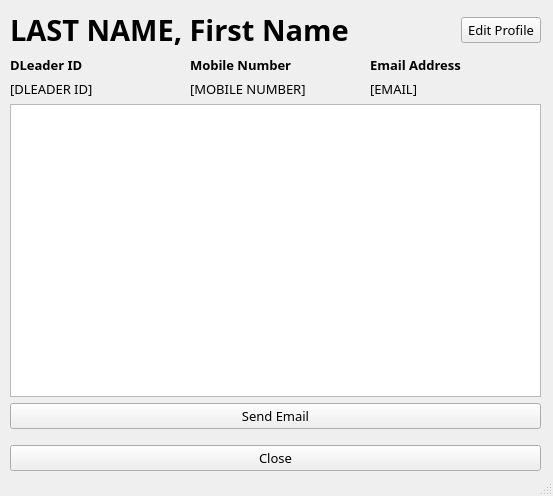
The window that ui/managerDLeaderProfile.ui (nikeyys/comsci-ia) describes before a commit, drawn with Qt 5.
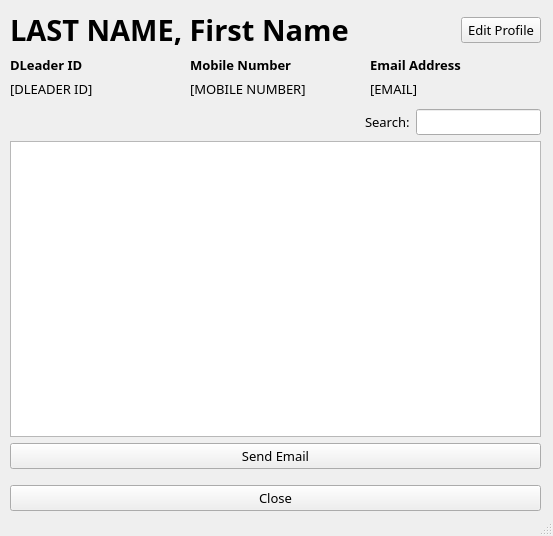
The same window after the commit.

Commit message: updated dleader profiles to list assigned members

```diff
--- a/ui/managerDLeaderProfile.ui
+++ b/ui/managerDLeaderProfile.ui
@@ -7,7 +7,7 @@
     <x>0</x>
     <y>0</y>
     <width>553</width>
-    <height>496</height>
+    <height>536</height>
    </rect>
   </property>
   <property name="font">
@@ -26,7 +26,7 @@
       <x>10</x>
       <y>10</y>
       <width>531</width>
-      <height>461</height>
+      <height>501</height>
      </rect>
     </property>
     <layout class="QVBoxLayout" name="verticalLayout">
@@ -207,6 +207,56 @@
        </item>
       </layout>
      </item>
+     <item>
+      <spacer name="verticalSpacer_2">
+       <property name="orientation">
+        <enum>Qt::Vertical</enum>
+       </property>
+       <property name="sizeType">
+        <enum>QSizePolicy::Preferred</enum>
+       </property>
+       <property name="sizeHint" stdset="0">
+        <size>
+         <width>20</width>
+         <height>5</height>
+        </size>
+       </property>
+      </spacer>
+     </item>
+     <item>
+      <layout class="QHBoxLayout" name="horizontalLayout_2">
+       <item>
+        <spacer name="horizontalSpacer_4">
+         <property name="orientation">
+          <enum>Qt::Horizontal</enum>
+         </property>
+         <property name="sizeHint" stdset="0">
+          <size>
+           <width>40</width>
+           <height>20</height>
+          </size>
+         </property>
+        </spacer>
+       </item>
+       <item>
+        <widget class="QLabel" name="label">
+         <property name="text">
+          <string>Search:</string>
+         </property>
+        </widget>
+       </item>
+       <item>
+        <widget class="QLineEdit" name="line_searchBar">
+         <property name="sizePolicy">
+          <sizepolicy hsizetype="Minimum" vsizetype="Fixed">
+           <horstretch>0</horstretch>
+           <verstretch>0</verstretch>
+          </sizepolicy>
+         </property>
+        </widget>
+       </item>
+      </layout>
+     </item>
      <item>
       <widget class="QTableView" name="tbl_dMembers"/>
      </item>
```
The commit also changes 3 other files.
